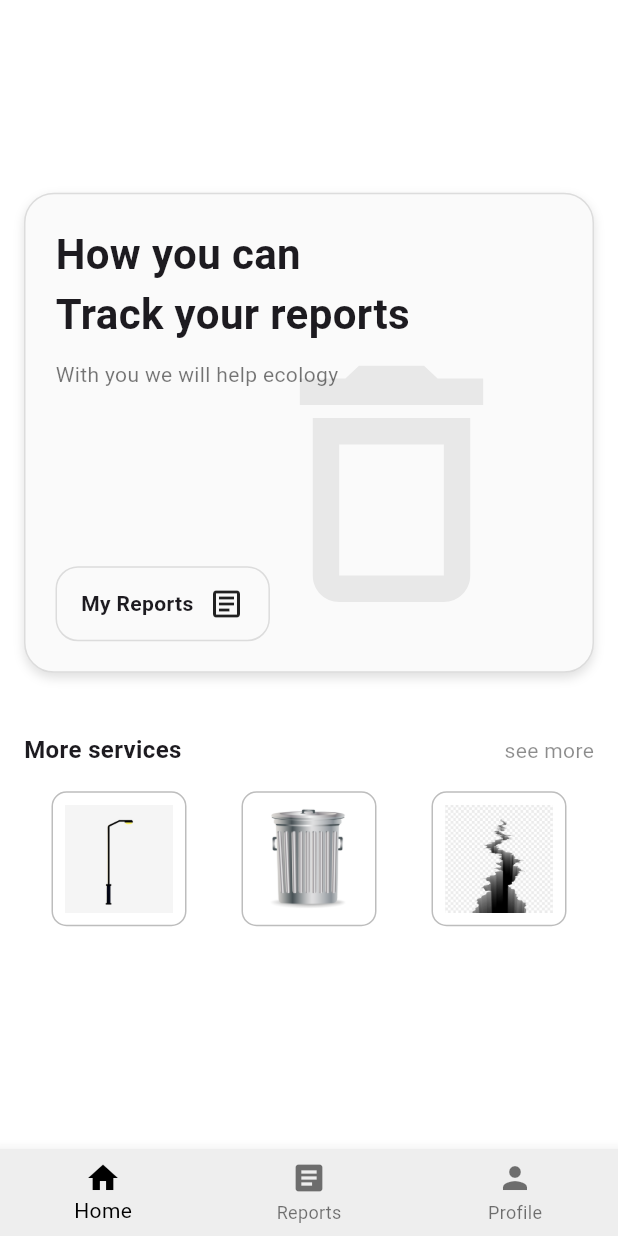
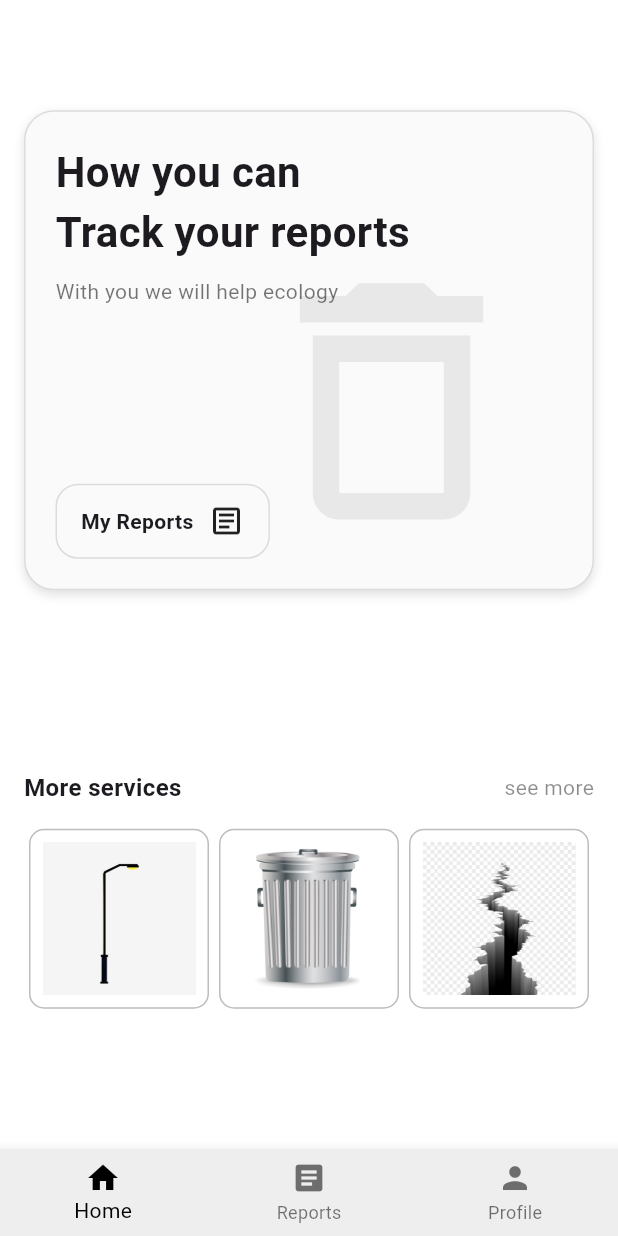
Before and after one commit to ZAYATY-260/flutter_application_1, a Flutter app: the HomePage screen opened directly, on a phone screen of 412 x 824 dp. Run offline on Flutter 3.47's test engine with Material 3 defaults, Android fonts, the phone set to English and light mode, and no system bars; our stand-ins replace image_picker.

```diff
--- a/lib/screens/homepage.dart
+++ b/lib/screens/homepage.dart
@@ -1,6 +1,7 @@
 import 'package:flutter/material.dart';
 import 'package:flutter_application_1/screens/profilepage.dart';
 import 'package:flutter_application_1/screens/reports.dart';
+import 'package:flutter_application_1/screens/uploadReport.dart';
 
 class HomePage extends StatelessWidget {
   const HomePage({super.key});
@@ -116,7 +117,7 @@ class HomePage extends StatelessWidget {
                           ),
                         ),
 
-                        const SizedBox(height: 40),
+                        const SizedBox(height: 120),
 
                         // More Services Title
                         Row(
@@ -138,12 +139,36 @@ class HomePage extends StatelessWidget {
                         // Services Icons
                         Row(
                           mainAxisAlignment: MainAxisAlignment.spaceAround,
-                          children: const [
-                            ServiceIcon(iconPath: "assets/streetlight.jpg"),
-                            ServiceIcon(iconPath: "assets/garbage.png"),
-                            ServiceIcon(iconPath: "assets/crack.png"),
-                          ],
-                        ),
+                         children: [
+                          ServiceIcon(
+                            iconPath: "assets/streetlight.jpg",
+                            onTap: () {
+                              Navigator.push(
+                                context,
+                                MaterialPageRoute(builder: (_) => UploadReport()),
+                              );
+                            },
+                          ),
+                          ServiceIcon(
+                            iconPath: "assets/garbage.png",
+                            onTap: () {
+                              Navigator.push(
+                                context,
+                                MaterialPageRoute(builder: (_) => UploadReport()),
+                              );
+                            },
+                          ),
+                          ServiceIcon(
+                            iconPath: "assets/crack.png",
+                            onTap: () {
+                              Navigator.push(
+                                context,
+                                MaterialPageRoute(builder: (_) => UploadReport()),
+                              );
+                            },
+                          ),
+                        ],
+                                              ),
 
                         const SizedBox(height: 20),
                       ],
@@ -161,14 +186,18 @@ class HomePage extends StatelessWidget {
 
 class ServiceIcon extends StatelessWidget {
   final String iconPath;
+  final VoidCallback? onTap;
 
-  const ServiceIcon({super.key, required this.iconPath});
+  const ServiceIcon({super.key, required this.iconPath, this.onTap});
 
   @override
   Widget build(BuildContext context) {
-    return Container(
-      width: 90,
-      height: 90,
+      return GestureDetector(
+      onTap: onTap,
+    // ignore: unused_label
+    child:  Container(
+      width: 120,
+      height: 120,
       padding: const EdgeInsets.all(8),
       decoration: BoxDecoration(
         border: Border.all(color: Colors.black26),
@@ -176,6 +205,7 @@ class ServiceIcon extends StatelessWidget {
         color: Colors.white,
       ),
       child: Image.asset(iconPath, fit: BoxFit.contain),
+    ),
     );
   }
 }
--- a/pubspec.yaml
+++ b/pubspec.yaml
@@ -30,7 +30,8 @@ environment:
 dependencies:
   flutter:
     sdk: flutter
-  http: ^0.13.4  # Add this line
+  http: ^0.13.4
+  image_picker: ^1.0.4  # Add this line
 
   # The following adds the Cupertino Icons font to your application.
   # Use with the CupertinoIcons class for iOS style icons.
```
Also changed, not shown: lib/screens/thankyou.dart (added, +72 -0 lines), lib/screens/uploadReport.dart (added, +136 -0 lines), pubspec.lock, 5 other files.
